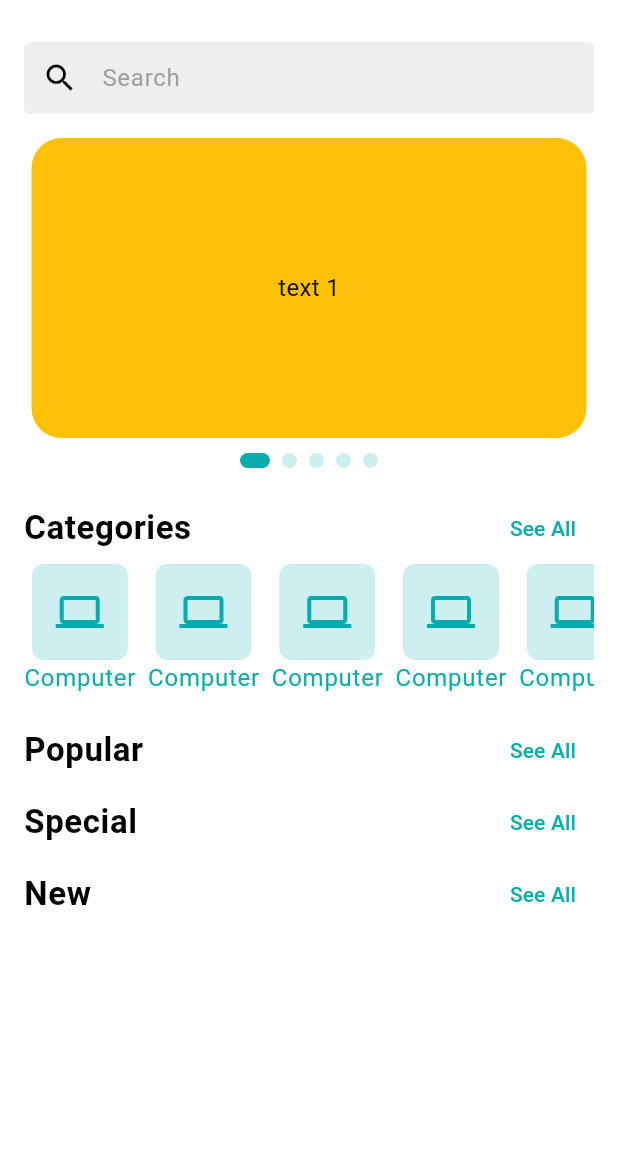
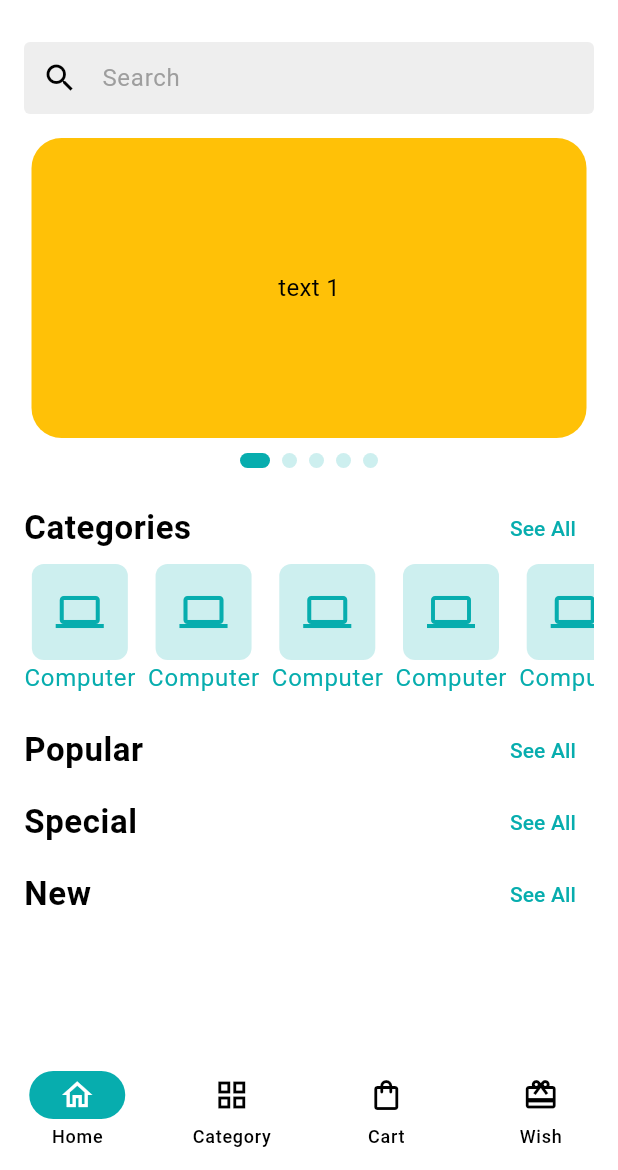
Before and after one commit to Shahzalal/crafty_bay_ceommerce, a Flutter app: the screen it shows after launch, on a phone screen of 412 x 824 dp, the part 66-1236 px from its top. Run offline on Flutter 3.47's test engine with Material 3 defaults, Android fonts, the phone set to English and light mode, and no system bars; drawn by our look-alikes of carousel_slider; our stand-ins replace email_validator, firebase_core, firebase_crashlytics, flutter_svg, get; accounts and stored records are empty.

Commit message:
Add bottom navigation functionality

```diff
--- a/lib/app/app.dart
+++ b/lib/app/app.dart
@@ -1,6 +1,8 @@
 import 'package:crafty_bay_ecommerce/app/app_routes.dart';
 import 'package:crafty_bay_ecommerce/app/app_theme.dart';
+import 'package:crafty_bay_ecommerce/app/controller_binder.dart';
 import 'package:flutter/material.dart';
+import 'package:get/get.dart';
 
 class CraftyBayEcommerce extends StatefulWidget {
   const CraftyBayEcommerce({super.key});
@@ -12,11 +14,12 @@ class CraftyBayEcommerce extends StatefulWidget {
 class _CraftyBayEcommerceState extends State<CraftyBayEcommerce> {
   @override
   Widget build(BuildContext context) {
-    return MaterialApp(
+    return GetMaterialApp(
       debugShowCheckedModeBanner: false,
       initialRoute: '/',
       theme:AppTheme.lightThemeData ,
       onGenerateRoute:AppRoutes.routes,
+      initialBinding: ControllerBinder(),
     );
   }
 }
--- a/lib/app/app_routes.dart
+++ b/lib/app/app_routes.dart
@@ -1,6 +1,6 @@
 import 'package:crafty_bay_ecommerce/features/auth/ui/screens/home_screen.dart';
 import 'package:crafty_bay_ecommerce/features/auth/ui/screens/login_screen.dart';
-import 'package:crafty_bay_ecommerce/features/auth/ui/screens/product_category_screen.dart';
+import 'package:crafty_bay_ecommerce/features/auth/ui/screens/main_bottom_nav_screen.dart';
 import 'package:crafty_bay_ecommerce/features/auth/ui/screens/sign_up_screen.dart';
 import 'package:crafty_bay_ecommerce/features/auth/ui/screens/splash_screen.dart';
 import 'package:flutter/material.dart';
@@ -15,10 +15,8 @@ class AppRoutes {
       screenWidget = LoginScreen();
     } else if (settings.name == SignUpScreen.name) {
       screenWidget = SignUpScreen();
-    } else if (settings.name == HomeScreen.name) {
-      screenWidget = HomeScreen();
-    } else if (settings.name == ProductCategoryScreen.name) {
-      screenWidget = ProductCategoryScreen();
+    } else if (settings.name == MainBottomNavScreen.name) {
+      screenWidget = MainBottomNavScreen();
     }
     return MaterialPageRoute(builder: (context) => screenWidget);
   }
--- /dev/null
+++ b/lib/app/controller_binder.dart
@@ -0,0 +1,11 @@
+import 'package:crafty_bay_ecommerce/features/common/ui/controller/main_bottom_nav_controller.dart';
+import 'package:get/get.dart';
+
+class ControllerBinder extends Bindings{
+
+  @override
+  void dependencies(){
+    Get.put(MainBottomNavController());
+  }
+
+}
--- a/lib/features/auth/ui/screens/home_screen.dart
+++ b/lib/features/auth/ui/screens/home_screen.dart
@@ -1,16 +1,16 @@
 import 'package:crafty_bay_ecommerce/app/asset_path.dart';
-import 'package:crafty_bay_ecommerce/features/auth/ui/screens/product_category_screen.dart';
 import 'package:crafty_bay_ecommerce/features/auth/ui/widgets/app_bar_icon_button.dart';
 import 'package:crafty_bay_ecommerce/features/auth/ui/widgets/home_carousel_slider.dart';
 import 'package:crafty_bay_ecommerce/features/auth/ui/widgets/product_category_item.dart';
 import 'package:crafty_bay_ecommerce/features/auth/ui/widgets/product_search_bar.dart';
+import 'package:crafty_bay_ecommerce/features/common/ui/controller/main_bottom_nav_controller.dart';
 import 'package:flutter/material.dart';
 import 'package:flutter_svg/flutter_svg.dart';
+import 'package:get/get.dart';
 
 class HomeScreen extends StatefulWidget {
   const HomeScreen({super.key});
 
-  static final String name = '/home';
 
   @override
   State<HomeScreen> createState() => _HomeScreenState();
@@ -34,7 +34,7 @@ class _HomeScreenState extends State<HomeScreen> {
                 const SizedBox(height: 16),
 
                 _buildSectionHeader(title: 'Categories', onTapApp: () {
-                  Navigator.pushNamed(context, ProductCategoryScreen.name);
+                  Get.find<MainBottomNavController>().moveToCategory();
                 }),
                 _getCategoryList(),
                 _buildSectionHeader(title: 'Popular', onTapApp: () {}),
--- /dev/null
+++ b/lib/features/auth/ui/screens/main_bottom_nav_screen.dart
@@ -0,0 +1,46 @@
+import 'package:crafty_bay_ecommerce/features/auth/ui/screens/home_screen.dart';
+import 'package:crafty_bay_ecommerce/features/auth/ui/screens/product_category_screen.dart';
+import 'package:crafty_bay_ecommerce/features/common/ui/controller/main_bottom_nav_controller.dart';
+import 'package:flutter/material.dart';
+import 'package:get/get.dart';
+
+class MainBottomNavScreen extends StatefulWidget {
+  const MainBottomNavScreen({super.key});
+
+  static final String name= '/main-bottom-nav';
+
+  @override
+  State<MainBottomNavScreen> createState() => _MainBottomNavScreenState();
+}
+
+class _MainBottomNavScreenState extends State<MainBottomNavScreen> {
+
+  final List<Widget> screens=[
+    HomeScreen(),
+    ProductCategoryScreen(),
+    ProductCategoryScreen(),
+    ProductCategoryScreen(),
+
+  ];
+
+
+  @override
+  Widget build(BuildContext context) {
+    return GetBuilder<MainBottomNavController>(
+      builder: (navController) {
+        return Scaffold(
+          body: screens[navController.selectedIndex],
+          bottomNavigationBar: NavigationBar(
+              selectedIndex: navController.selectedIndex,
+              onDestinationSelected: navController.changeIndex,
+              destinations: [
+              NavigationDestination(icon: Icon(Icons.home_outlined), label: 'Home'),
+              NavigationDestination(icon: Icon(Icons.grid_view_outlined), label: 'Category'),
+              NavigationDestination(icon: Icon(Icons.shopping_bag_outlined), label: 'Cart'),
+              NavigationDestination(icon: Icon(Icons.card_giftcard_outlined), label: 'Wish'),
+              ])
+        );
+      }
+    );
+  }
+}
--- a/lib/features/auth/ui/screens/splash_screen.dart
+++ b/lib/features/auth/ui/screens/splash_screen.dart
@@ -1,4 +1,4 @@
-import 'package:crafty_bay_ecommerce/features/auth/ui/screens/home_screen.dart';
+import 'package:crafty_bay_ecommerce/features/auth/ui/screens/main_bottom_nav_screen.dart';
 import 'package:crafty_bay_ecommerce/features/auth/ui/widgets/app_logo.dart';
 import 'package:flutter/material.dart';
 
@@ -20,7 +20,7 @@ class _SplashScreenState extends State<SplashScreen> {
 
   Future<void> _moveToHomeScreen() async {
     await Future.delayed(Duration(seconds: 2));
-    Navigator.pushReplacementNamed(context, HomeScreen.name);
+    Navigator.pushReplacementNamed(context, MainBottomNavScreen.name);
   }
 
   @override
@@ -34,7 +34,7 @@ class _SplashScreenState extends State<SplashScreen> {
               AppLogo(),
               Spacer(),
               CircularProgressIndicator(),
-              const SizedBox(height: 10),
+              const SizedBox(height: 12),
               Text('Version', style: TextStyle(letterSpacing: .4)),
             ],
           ),
--- a/lib/features/auth/ui/widgets/product_category_item.dart
+++ b/lib/features/auth/ui/widgets/product_category_item.dart
@@ -6,7 +6,9 @@ class ProductCategoryItem extends StatelessWidget {
 
   @override
   Widget build(BuildContext context) {
-    return Column(
+    return GestureDetector(
+      onTap: () {},
+      child: Column(
         children: [
           Container(
             padding: EdgeInsets.all(16),
@@ -23,6 +25,7 @@ class ProductCategoryItem extends StatelessWidget {
             ).textTheme.bodyLarge?.copyWith(color: AppColors.themeColor),
           ),
         ],
+      ),
     );
   }
 }
--- /dev/null
+++ b/lib/features/common/ui/controller/main_bottom_nav_controller.dart
@@ -0,0 +1,23 @@
+import 'package:get/get.dart';
+
+class MainBottomNavController extends GetxController {
+  int _currentIndex = 0;
+
+  int get selectedIndex => _currentIndex;
+
+  void changeIndex(int index) {
+    if (index == _currentIndex) {
+      return;
+    }
+    _currentIndex = index;
+    update();
+  }
+
+  void moveToCategory() {
+    changeIndex(1);
+  }
+
+  void backToHome() {
+    changeIndex(0);
+  }
+}
--- a/pubspec.yaml
+++ b/pubspec.yaml
@@ -39,6 +39,7 @@ dependencies:
   flutter_svg: ^2.2.0
   email_validator: ^3.0.0
   carousel_slider: ^5.1.1
+  get: ^4.7.2
 
 dev_dependencies:
   flutter_test:
```
Also changed, not shown: lib/features/auth/ui/screens/product_category_screen.dart (+20 -7 lines), pubspec.lock. Lines whose indentation alone changed are shown as unchanged.
